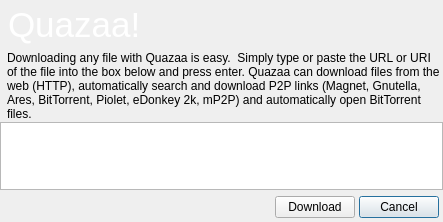
First picture: the form in branches/Rewrite/UI/dialogadddownload.ui, repository c3c/quazaa, before the edit.
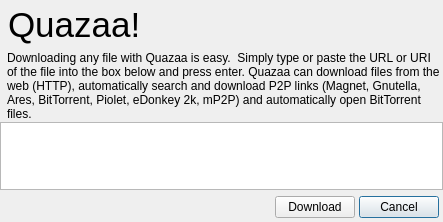
Second picture: the form after the edit. Icons and pictures are not drawn.

Commit message: Removed remaining hard coded skinning style sheets from ui. Fixed default app menu appearing to right of nav toolbar. Now appears where menu should appear.

Diff of the .ui file:
```diff
--- a/branches/Rewrite/UI/dialogadddownload.ui
+++ b/branches/Rewrite/UI/dialogadddownload.ui
@@ -56,10 +56,6 @@
        <height>50</height>
       </size>
      </property>
-     <property name="styleSheet">
-      <string notr="true">background-image: url(:/Resource/HeaderBackground.png);
-color: rgb(255, 255, 255);</string>
-     </property>
      <property name="frameShape">
       <enum>QFrame::NoFrame</enum>
      </property>
```
Left out of the diff: 8 changed lines with no effect on the pictures. The commit also changes 33 other files.
